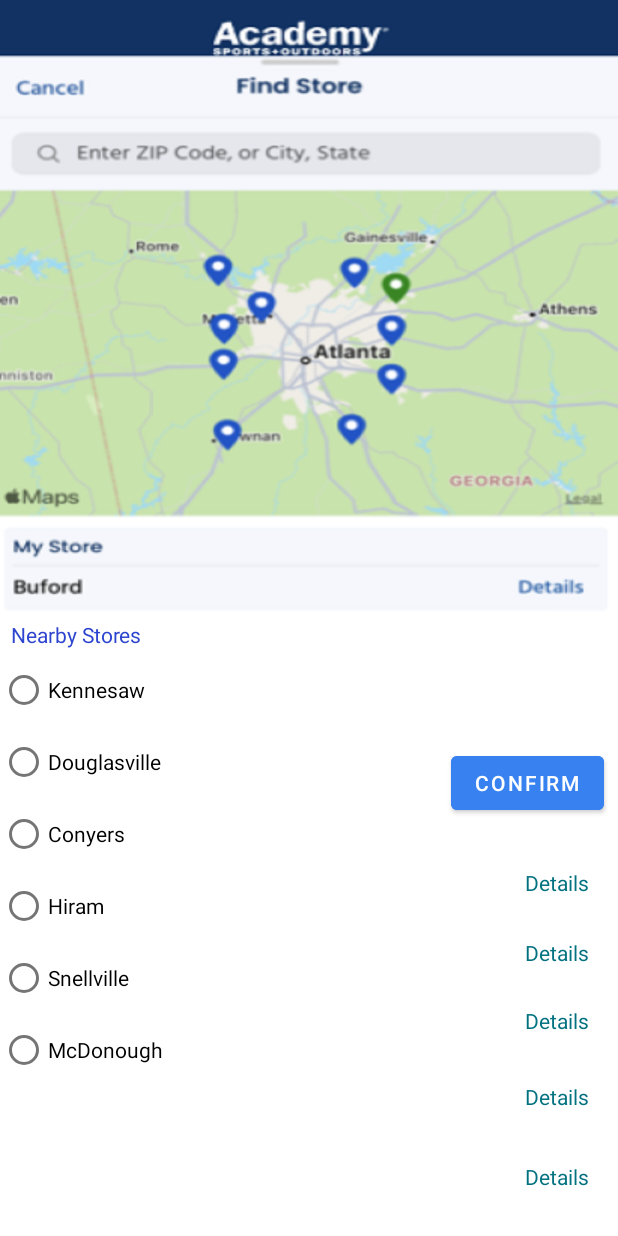
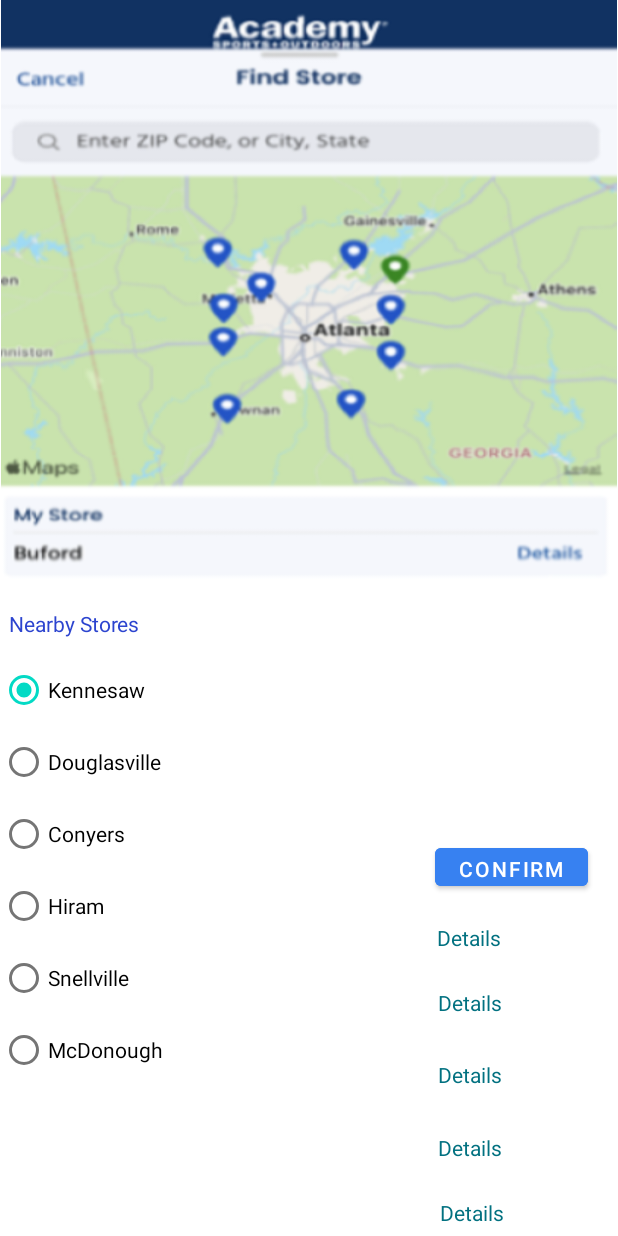
Before and after one commit to SidP12/AppLocator, an Android app: the StoreLocator screen opened directly, with no data from a screen before it, on a phone screen of 412 x 824 dp. Run offline under Robolectric (Android 15) with nearby library versions, the phone set to English and light mode, and no system bars; our stand-ins replace Picasso; pictures from the network do not load.

Commit message:
UI fixes

```diff
--- a/app/src/main/java/com/example/myapplication/AdapterClass.java
+++ b/app/src/main/java/com/example/myapplication/AdapterClass.java
@@ -37,9 +37,11 @@ public class AdapterClass extends RecyclerView.Adapter<AdapterClass.MyViewHolder
         if (availability.equals("0")) {
             holder.stock.setText("Out of stock");
             holder.stock.setTextColor(Color.RED);
+            Picasso.get().load("https://hdclipartall.com/images/red-cross-mark-clipart-red-x-mark-icon-256.png").into(holder.check);
         } else {
             holder.stock.setText(availability + " in stock");
             holder.stock.setTextColor(Color.parseColor("#095C15"));
+            Picasso.get().load("https://icones.pro/wp-content/uploads/2021/02/icone-de-coche-verte.png").into(holder.check);
         }
         holder.rating.setText(list.get(position).getReview());
         Picasso.get().load(list.get(position).getPictureOfProduct()).into(holder.prodPic);
@@ -56,7 +58,7 @@ public class AdapterClass extends RecyclerView.Adapter<AdapterClass.MyViewHolder
 
     class MyViewHolder extends RecyclerView.ViewHolder implements View.OnClickListener {
         TextView prodName, prodPrice, stock, rating;
-        ImageView prodPic;
+        ImageView prodPic, check;
         public MyViewHolder(@NonNull View itemView) {
             super(itemView);
             prodName = itemView.findViewById(R.id.prodName);
@@ -64,6 +66,7 @@ public class AdapterClass extends RecyclerView.Adapter<AdapterClass.MyViewHolder
             stock = itemView.findViewById(R.id.stock);
             rating = itemView.findViewById(R.id.rating);
             prodPic = itemView.findViewById(R.id.prodPic);
+            check = itemView.findViewById(R.id.check);
             itemView.setOnClickListener(this);
         }
 
--- a/app/src/main/java/com/example/myapplication/Navigator.java
+++ b/app/src/main/java/com/example/myapplication/Navigator.java
@@ -52,7 +52,6 @@ public class Navigator extends AppCompatActivity {
         String prodLocationStr = "";
         if (extras != null) {
             prodLocationStr = extras.getString("prodLocation");
-            Toast.makeText(getApplicationContext(), prodLocationStr, Toast.LENGTH_SHORT).show();
         }
 
         Stack<int[]> pathStack = generatePathStack(7);
--- a/app/src/main/res/layout/activity_main.xml
+++ b/app/src/main/res/layout/activity_main.xml
@@ -8,8 +8,8 @@
 
     <ImageView
         android:id="@+id/imageView7"
-        android:layout_width="match_parent"
-        android:layout_height="576dp"
+        android:layout_width="412dp"
+        android:layout_height="573dp"
         android:layout_alignParentStart="true"
         android:layout_alignParentTop="true"
         android:layout_alignParentEnd="true"
@@ -18,7 +18,7 @@
         android:layout_marginStart="0dp"
         android:layout_marginTop="157dp"
         android:layout_marginEnd="0dp"
-        android:layout_marginBottom="-2dp"
+        android:layout_marginBottom="1dp"
         app:srcCompat="@drawable/img" />
 
     <!--    <EditText-->
--- a/app/src/main/res/layout/activity_product_details_page.xml
+++ b/app/src/main/res/layout/activity_product_details_page.xml
@@ -104,8 +104,8 @@
 
             android:layout_alignParentStart="true"
             android:layout_alignParentTop="true"
-            android:layout_marginStart="122dp"
-            android:layout_marginTop="68dp"
+            android:layout_marginStart="120dp"
+            android:layout_marginTop="69dp"
             android:text="Store Location"
             android:textSize="12sp" />
 
--- a/app/src/main/res/layout/activity_store_locator.xml
+++ b/app/src/main/res/layout/activity_store_locator.xml
@@ -6,15 +6,27 @@
     android:layout_height="match_parent"
     tools:context=".StoreLocator">
 
+    <Button
+        android:id="@+id/confirm"
+        android:layout_width="wrap_content"
+        android:layout_height="37dp"
+        android:layout_alignParentEnd="true"
+        android:layout_alignParentBottom="true"
+        android:layout_marginEnd="20dp"
+        android:layout_marginBottom="227dp"
+        android:backgroundTint="#3781F1"
+        android:text="Confirm" />
+
     <RadioGroup
         android:id="@+id/radio_group"
-        android:layout_width="338dp"
-        android:layout_height="296dp"
+        android:layout_width="280dp"
+        android:layout_height="wrap_content"
         android:layout_alignParentStart="true"
         android:layout_alignParentTop="true"
         android:layout_alignParentBottom="true"
         android:layout_marginStart="0dp"
         android:layout_marginTop="436dp"
+        android:checkedButton="@+id/Kennesaw"
         android:layout_marginBottom="0dp">
 
         <RadioButton
@@ -61,8 +73,8 @@
         android:layout_height="wrap_content"
         android:layout_alignParentStart="true"
         android:layout_alignParentTop="true"
-        android:layout_marginStart="7dp"
-        android:layout_marginTop="413dp"
+        android:layout_marginStart="6dp"
+        android:layout_marginTop="406dp"
         android:text="Nearby Stores"
         android:textColor="#2C44CF" />
 
@@ -72,8 +84,19 @@
         android:layout_height="wrap_content"
         android:layout_alignParentEnd="true"
         android:layout_alignParentBottom="true"
-        android:layout_marginEnd="19dp"
-        android:layout_marginBottom="226dp"
+        android:layout_marginEnd="77dp"
+        android:layout_marginBottom="146dp"
+        android:text="Details"
+        android:textColor="#027180" />
+
+    <TextView
+        android:id="@+id/textView2"
+        android:layout_width="wrap_content"
+        android:layout_height="wrap_content"
+        android:layout_alignParentEnd="true"
+        android:layout_alignParentBottom="true"
+        android:layout_marginEnd="77dp"
+        android:layout_marginBottom="98dp"
         android:text="Details"
         android:textColor="#027180" />
 
@@ -83,8 +106,19 @@
         android:layout_height="wrap_content"
         android:layout_alignParentEnd="true"
         android:layout_alignParentBottom="true"
-        android:layout_marginEnd="19dp"
-        android:layout_marginBottom="30dp"
+        android:layout_marginEnd="77dp"
+        android:layout_marginBottom="49dp"
+        android:text="Details"
+        android:textColor="#027180" />
+
+    <TextView
+        android:id="@+id/textView3"
+        android:layout_width="wrap_content"
+        android:layout_height="wrap_content"
+        android:layout_alignParentEnd="true"
+        android:layout_alignParentBottom="true"
+        android:layout_marginEnd="76dp"
+        android:layout_marginBottom="6dp"
         android:text="Details"
         android:textColor="#027180" />
 
@@ -92,10 +126,6 @@
         android:id="@+id/textView7"
         android:layout_width="wrap_content"
         android:layout_height="wrap_content"
-        android:layout_alignParentEnd="true"
-        android:layout_alignParentBottom="true"
-        android:layout_marginEnd="19dp"
-        android:layout_marginBottom="83dp"
         android:text="Details"
         android:textColor="#027180" />
 
@@ -103,10 +133,6 @@
         android:id="@+id/textView8"
         android:layout_width="wrap_content"
         android:layout_height="wrap_content"
-        android:layout_alignParentEnd="true"
-        android:layout_alignParentBottom="true"
-        android:layout_marginEnd="19dp"
-        android:layout_marginBottom="134dp"
         android:text="Details"
         android:textColor="#027180" />
 
@@ -116,36 +142,25 @@
         android:layout_height="wrap_content"
         android:layout_alignParentEnd="true"
         android:layout_alignParentBottom="true"
-        android:layout_marginEnd="19dp"
-        android:layout_marginBottom="179dp"
+        android:layout_marginEnd="78dp"
+        android:layout_marginBottom="189dp"
         android:text="Details"
         android:textColor="#027180" />
 
     <ImageView
         android:id="@+id/imageView5"
-        android:layout_width="415dp"
-        android:layout_height="wrap_content"
+        android:layout_width="match_parent"
+        android:layout_height="391dp"
         android:layout_alignParentStart="true"
         android:layout_alignParentTop="true"
         android:layout_alignParentEnd="true"
         android:layout_centerHorizontal="true"
         android:layout_marginStart="0dp"
-        android:layout_marginTop="0dp"
+        android:layout_marginTop="-2dp"
         android:layout_marginEnd="0dp"
         android:adjustViewBounds="true"
         app:srcCompat="@drawable/storemap"
         tools:srcCompat="@drawable/storemap" />
-
-    <Button
-        android:id="@+id/confirm"
-        android:layout_width="wrap_content"
-        android:layout_height="wrap_content"
-        android:layout_alignParentEnd="true"
-        android:layout_alignParentBottom="true"
-        android:layout_marginEnd="9dp"
-        android:layout_marginBottom="278dp"
-        android:backgroundTint="#3781F1"
-        android:text="Confirm" />
 
     <!--        android:adjustViewBounds="true"-->
 <!--        app:srcCompat="@drawable/storemap" />-->
```
Also changed, not shown: app/src/main/res/layout/single_product.xml (+12 -2 lines), app/src/main/res/drawable-v24/img.png, app/src/main/res/drawable-v24/img_3.png (added), app/src/main/res/drawable/storemap.png.
